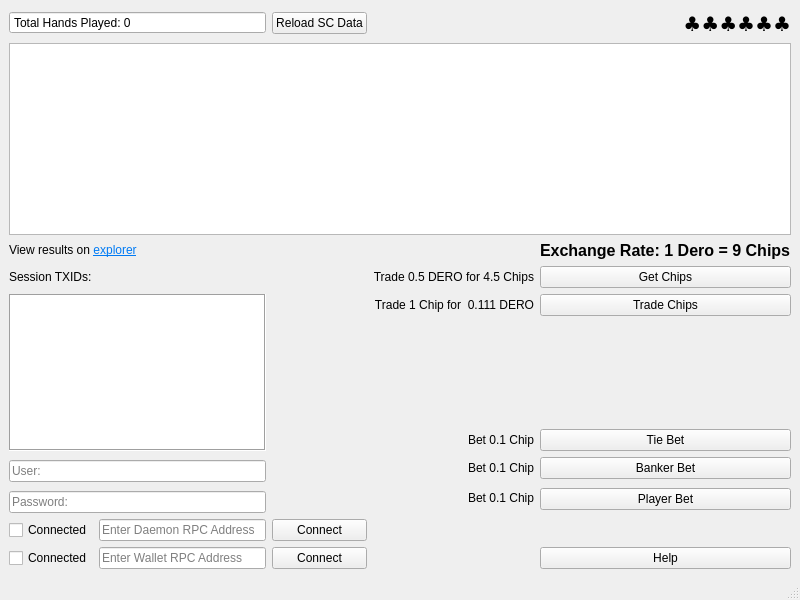
Qt form Testnet-Baccarat/mainwindow.ui (SixofClubsss/Dero-Baccarat) before a commit.
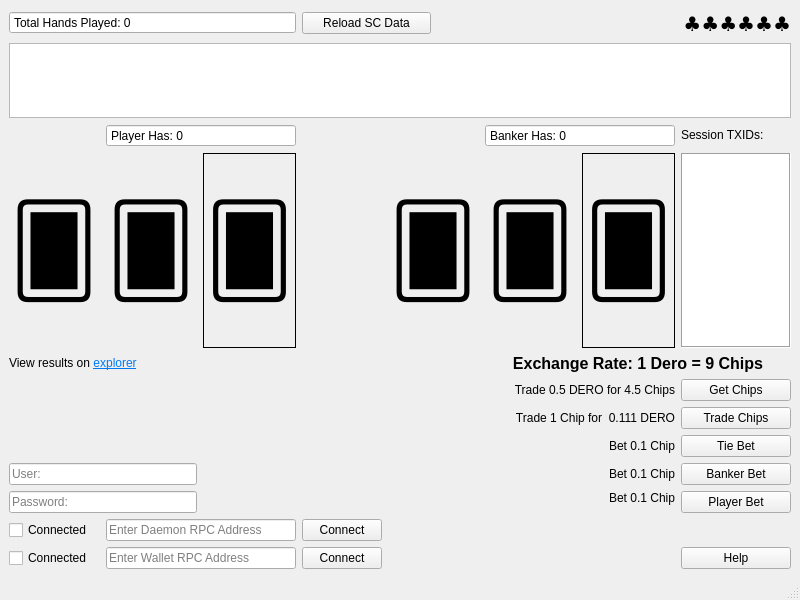
The same form after that commit.

The edit to the form file:
```diff
--- a/Testnet-Baccarat/mainwindow.ui
+++ b/Testnet-Baccarat/mainwindow.ui
@@ -24,17 +24,176 @@
   </property>
   <widget class="QWidget" name="centralwidget">
    <layout class="QGridLayout" name="gridLayout">
-    <item row="15" column="1">
-     <widget class="QLineEdit" name="daemonRPCinput">
+    <item row="0" column="3" colspan="2">
+     <widget class="QPushButton" name="reloadButton">
       <property name="text">
+       <string>Reload SC Data</string>
+      </property>
+     </widget>
+    </item>
+    <item row="9" column="7">
+     <widget class="QLabel" name="labelPlayerBet">
+      <property name="sizePolicy">
+       <sizepolicy hsizetype="Preferred" vsizetype="Preferred">
+        <horstretch>0</horstretch>
+        <verstretch>0</verstretch>
+       </sizepolicy>
+      </property>
+      <property name="text">
+       <string>Bet 0.1 Chip</string>
+      </property>
+      <property name="alignment">
+       <set>Qt::AlignRight|Qt::AlignTop|Qt::AlignTrailing</set>
+      </property>
+     </widget>
+    </item>
+    <item row="2" column="1" colspan="2">
+     <widget class="QDoubleSpinBox" name="playerTotalSpinBox">
+      <property name="readOnly">
+       <bool>true</bool>
+      </property>
+      <property name="buttonSymbols">
+       <enum>QAbstractSpinBox::NoButtons</enum>
+      </property>
+      <property name="prefix">
+       <string>Player Has: </string>
+      </property>
+      <property name="decimals">
+       <number>0</number>
+      </property>
+     </widget>
+    </item>
+    <item row="8" column="0" colspan="2">
+     <widget class="QLineEdit" name="userInput">
+      <property name="text">
        <string/>
       </property>
       <property name="placeholderText">
-       <string>Enter Daemon RPC Address</string>
+       <string>User:</string>
       </property>
      </widget>
     </item>
-    <item row="2" column="0" colspan="2">
+    <item row="8" column="8">
+     <widget class="QPushButton" name="bankerButton">
+      <property name="layoutDirection">
+       <enum>Qt::LeftToRight</enum>
+      </property>
+      <property name="text">
+       <string>Banker Bet</string>
+      </property>
+     </widget>
+    </item>
+    <item row="3" column="6">
+     <widget class="QLabel" name="bankerYCardLabel">
+      <property name="sizePolicy">
+       <sizepolicy hsizetype="Preferred" vsizetype="Preferred">
+        <horstretch>0</horstretch>
+        <verstretch>0</verstretch>
+       </sizepolicy>
+      </property>
+      <property name="font">
+       <font>
+        <pointsize>66</pointsize>
+       </font>
+      </property>
+      <property name="text">
+       <string>🂠</string>
+      </property>
+     </widget>
+    </item>
+    <item row="11" column="0">
+     <widget class="QCheckBox" name="walletConnectedBox">
+      <property name="enabled">
+       <bool>true</bool>
+      </property>
+      <property name="text">
+       <string>Connected</string>
+      </property>
+      <property name="checkable">
+       <bool>true</bool>
+      </property>
+      <property name="autoExclusive">
+       <bool>false</bool>
+      </property>
+     </widget>
+    </item>
+    <item row="8" column="7">
+     <widget class="QLabel" name="labelBankerBet">
+      <property name="sizePolicy">
+       <sizepolicy hsizetype="Preferred" vsizetype="Preferred">
+        <horstretch>0</horstretch>
+        <verstretch>0</verstretch>
+       </sizepolicy>
+      </property>
+      <property name="text">
+       <string>Bet 0.1 Chip</string>
+      </property>
+      <property name="alignment">
+       <set>Qt::AlignRight|Qt::AlignTrailing|Qt::AlignVCenter</set>
+      </property>
+     </widget>
+    </item>
+    <item row="9" column="0" colspan="2">
+     <widget class="QLineEdit" name="passwordInput">
+      <property name="text">
+       <string/>
+      </property>
+      <property name="echoMode">
+       <enum>QLineEdit::Password</enum>
+      </property>
+      <property name="placeholderText">
+       <string>Password:</string>
+      </property>
+     </widget>
+    </item>
+    <item row="2" column="8">
+     <widget class="QLabel" name="label">
+      <property name="sizePolicy">
+       <sizepolicy hsizetype="Fixed" vsizetype="Fixed">
+        <horstretch>0</horstretch>
+        <verstretch>0</verstretch>
+       </sizepolicy>
+      </property>
+      <property name="text">
+       <string>Session TXIDs:</string>
+      </property>
+     </widget>
+    </item>
+    <item row="3" column="7">
+     <widget class="QLabel" name="bankerZCardLabel">
+      <property name="sizePolicy">
+       <sizepolicy hsizetype="Preferred" vsizetype="Preferred">
+        <horstretch>0</horstretch>
+        <verstretch>0</verstretch>
+       </sizepolicy>
+      </property>
+      <property name="font">
+       <font>
+        <pointsize>66</pointsize>
+       </font>
+      </property>
+      <property name="frameShape">
+       <enum>QFrame::Panel</enum>
+      </property>
+      <property name="text">
+       <string>🂠</string>
+      </property>
+      <property name="alignment">
+       <set>Qt::AlignCenter</set>
+      </property>
+     </widget>
+    </item>
+    <item row="11" column="1" colspan="2">
+     <widget class="QLineEdit" name="walletRPCinput">
+      <property name="text">
+       <string/>
+      </property>
+      <property name="placeholderText">
+       <string>Enter Wallet RPC Address</string>
+      </property>
+     </widget>
+    </item>
+    <item row="0" column="0" colspan="3">
      <widget class="QDoubleSpinBox" name="dsbTotalHandsPlayed">
       <property name="enabled">
        <bool>true</bool>
@@ -59,8 +218,27 @@
       </property>
      </widget>
     </item>
-    <item row="4" column="4">
+    <item row="6" column="8">
+     <widget class="QPushButton" name="tradeChipButton">
+      <property name="sizePolicy">
+       <sizepolicy hsizetype="Minimum" vsizetype="Fixed">
+        <horstretch>0</horstretch>
+        <verstretch>0</verstretch>
+       </sizepolicy>
+      </property>
+      <property name="text">
+       <string>Trade Chips</string>
+      </property>
+     </widget>
+    </item>
+    <item row="4" column="6" colspan="3">
      <widget class="QLabel" name="label_3">
+      <property name="sizePolicy">
+       <sizepolicy hsizetype="Preferred" vsizetype="Preferred">
+        <horstretch>0</horstretch>
+        <verstretch>0</verstretch>
+       </sizepolicy>
+      </property>
       <property name="font">
        <font>
         <pointsize>12</pointsize>
@@ -72,93 +250,8 @@
       <property name="text">
        <string>Exchange Rate: 1 Dero = 9 Chips</string>
       </property>
-     </widget>
-    </item>
-    <item row="14" column="3">
-     <widget class="QLabel" name="labelPlayerBet">
-      <property name="sizePolicy">
-       <sizepolicy hsizetype="Preferred" vsizetype="Preferred">
-        <horstretch>0</horstretch>
-        <verstretch>0</verstretch>
-       </sizepolicy>
-      </property>
-      <property name="text">
-       <string>Bet 0.1 Chip</string>
-      </property>
       <property name="alignment">
-       <set>Qt::AlignRight|Qt::AlignTop|Qt::AlignTrailing</set>
-      </property>
-     </widget>
-    </item>
-    <item row="5" column="3">
-     <widget class="QLabel" name="labelGetChips">
-      <property name="sizePolicy">
-       <sizepolicy hsizetype="Preferred" vsizetype="Fixed">
-        <horstretch>0</horstretch>
-        <verstretch>0</verstretch>
-       </sizepolicy>
-      </property>
-      <property name="text">
-       <string>Trade 0.5 DERO for 4.5 Chips</string>
-      </property>
-      <property name="alignment">
-       <set>Qt::AlignRight|Qt::AlignTrailing|Qt::AlignVCenter</set>
-      </property>
-     </widget>
-    </item>
-    <item row="13" column="4" rowspan="2">
-     <widget class="QPushButton" name="playerButton">
-      <property name="text">
-       <string>Player Bet</string>
-      </property>
-     </widget>
-    </item>
-    <item row="12" column="0" rowspan="2" colspan="2">
-     <widget class="QLineEdit" name="userInput">
-      <property name="text">
-       <string/>
-      </property>
-      <property name="placeholderText">
-       <string>User:</string>
-      </property>
-     </widget>
-    </item>
-    <item row="8" column="3">
-     <widget class="QLabel" name="labelTradeChips">
-      <property name="text">
-       <string>Trade 1 Chip for  0.111 DERO</string>
-      </property>
-      <property name="alignment">
-       <set>Qt::AlignRight|Qt::AlignTrailing|Qt::AlignVCenter</set>
-      </property>
-     </widget>
-    </item>
-    <item row="14" column="0" colspan="2">
-     <widget class="QLineEdit" name="passwordInput">
-      <property name="text">
-       <string/>
-      </property>
-      <property name="echoMode">
-       <enum>QLineEdit::Password</enum>
-      </property>
-      <property name="placeholderText">
-       <string>Password:</string>
-      </property>
-     </widget>
-    </item>
-    <item row="11" column="3">
-     <widget class="QLabel" name="labelTieBet">
-      <property name="sizePolicy">
-       <sizepolicy hsizetype="Preferred" vsizetype="Preferred">
-        <horstretch>0</horstretch>
-        <verstretch>0</verstretch>
-       </sizepolicy>
-      </property>
-      <property name="text">
-       <string>Bet 0.1 Chip</string>
-      </property>
-      <property name="alignment">
-       <set>Qt::AlignRight|Qt::AlignTrailing|Qt::AlignVCenter</set>
+       <set>Qt::AlignCenter</set>
       </property>
      </widget>
     </item>
@@ -178,106 +271,67 @@
       </property>
      </widget>
     </item>
-    <item row="11" column="4">
-     <widget class="QPushButton" name="tieButton">
-      <property name="text">
-       <string>Tie Bet</string>
+    <item row="3" column="8">
+     <widget class="QTextBrowser" name="logTextBrowser">
+      <property name="sizePolicy">
+       <sizepolicy hsizetype="Expanding" vsizetype="Expanding">
+        <horstretch>0</horstretch>
+        <verstretch>120</verstretch>
+       </sizepolicy>
       </property>
-     </widget>
-    </item>
-    <item row="15" column="0">
-     <widget class="QCheckBox" name="daemonConnectedBox">
-      <property name="enabled">
-       <bool>true</bool>
+      <property name="sizeIncrement">
+       <size>
+        <width>0</width>
+        <height>0</height>
+       </size>
       </property>
-      <property name="text">
-       <string>Connected</string>
+      <property name="frameShape">
+       <enum>QFrame::Box</enum>
       </property>
-      <property name="checkable">
-       <bool>true</bool>
-      </property>
-      <property name="autoExclusive">
-       <bool>false</bool>
-      </property>
      </widget>
     </item>
-    <item row="2" column="2">
-     <widget class="QPushButton" name="reloadButton">
-      <property name="text">
-       <string>Reload SC Data</string>
-      </property>
-     </widget>
-    </item>
-    <item row="5" column="4">
-     <widget class="QPushButton" name="getChipButton">
-      <property name="text">
-       <string>Get Chips</string>
-      </property>
-     </widget>
-    </item>
-    <item row="12" column="4">
-     <widget class="QPushButton" name="bankerButton">
-      <property name="layoutDirection">
-       <enum>Qt::LeftToRight</enum>
-      </property>
-      <property name="text">
-       <string>Banker Bet</string>
-      </property>
-     </widget>
-    </item>
-    <item row="8" column="4">
-     <widget class="QPushButton" name="tradeChipButton">
+    <item row="3" column="4" colspan="2">
+     <widget class="QLabel" name="bankerXCardLabel">
       <property name="sizePolicy">
-       <sizepolicy hsizetype="Minimum" vsizetype="Fixed">
+       <sizepolicy hsizetype="Preferred" vsizetype="Preferred">
         <horstretch>0</horstretch>
         <verstretch>0</verstretch>
        </sizepolicy>
       </property>
-      <property name="text">
-       <string>Trade Chips</string>
+      <property name="font">
+       <font>
+        <pointsize>66</pointsize>
+       </font>
       </property>
-     </widget>
-    </item>
-    <item row="16" column="1">
-     <widget class="QLineEdit" name="walletRPCinput">
       <property name="text">
-       <string/>
+       <string>🂠</string>
       </property>
-      <property name="placeholderText">
-       <string>Enter Wallet RPC Address</string>
-      </property>
      </widget>
     </item>
-    <item row="16" column="0">
-     <widget class="QCheckBox" name="walletConnectedBox">
-      <property name="enabled">
+    <item row="2" column="6" colspan="2">
+     <widget class="QDoubleSpinBox" name="bankerTotalSpinBox">
+      <property name="readOnly">
        <bool>true</bool>
       </property>
-      <property name="text">
-       <string>Connected</string>
+      <property name="buttonSymbols">
+       <enum>QAbstractSpinBox::NoButtons</enum>
       </property>
-      <property name="checkable">
-       <bool>true</bool>
+      <property name="prefix">
+       <string>Banker Has: </string>
       </property>
-      <property name="autoExclusive">
-       <bool>false</bool>
+      <property name="decimals">
+       <number>0</number>
       </property>
      </widget>
     </item>
-    <item row="16" column="4">
-     <widget class="QPushButton" name="helpButton">
-      <property name="sizePolicy">
-       <sizepolicy hsizetype="Expanding" vsizetype="Fixed">
-        <horstretch>0</horstretch>
-        <verstretch>0</verstretch>
-       </sizepolicy>
-      </property>
+    <item row="9" column="8">
+     <widget class="QPushButton" name="playerButton">
       <property name="text">
-       <string>Help</string>
+       <string>Player Bet</string>
       </property>
      </widget>
     </item>
-    <item row="3" column="0" colspan="5">
+    <item row="1" column="0" colspan="9">
      <widget class="QTextBrowser" name="textBrowser">
       <property name="sizePolicy">
        <sizepolicy hsizetype="MinimumExpanding" vsizetype="Fixed">
@@ -285,6 +339,18 @@
         <verstretch>0</verstretch>
        </sizepolicy>
       </property>
+      <property name="maximumSize">
+       <size>
+        <width>16777215</width>
+        <height>75</height>
+       </size>
+      </property>
+      <property name="sizeIncrement">
+       <size>
+        <width>0</width>
+        <height>0</height>
+       </size>
+      </property>
       <property name="font">
        <font>
         <pointsize>12</pointsize>
@@ -304,69 +370,97 @@
       </property>
      </widget>
     </item>
-    <item row="5" column="0" colspan="2">
-     <widget class="QLabel" name="label">
-      <property name="sizePolicy">
-       <sizepolicy hsizetype="Fixed" vsizetype="Fixed">
-        <horstretch>0</horstretch>
-        <verstretch>0</verstretch>
-       </sizepolicy>
-      </property>
-      <property name="text">
-       <string>Session TXIDs:</string>
-      </property>
-     </widget>
-    </item>
-    <item row="15" column="2">
-     <widget class="QPushButton" name="daemonRPCbutton">
-      <property name="text">
-       <string>Connect</string>
-      </property>
-     </widget>
-    </item>
-    <item row="8" column="0" rowspan="4" colspan="2">
-     <widget class="QTextBrowser" name="logTextBrowser">
-      <property name="sizePolicy">
-       <sizepolicy hsizetype="Expanding" vsizetype="Expanding">
-        <horstretch>0</horstretch>
-        <verstretch>120</verstretch>
-       </sizepolicy>
-      </property>
-      <property name="sizeIncrement">
-       <size>
-        <width>0</width>
-        <height>0</height>
-       </size>
-      </property>
-      <property name="frameShape">
-       <enum>QFrame::Box</enum>
-      </property>
-     </widget>
-    </item>
-    <item row="12" column="3">
-     <widget class="QLabel" name="labelBankerBet">
+    <item row="3" column="1">
+     <widget class="QLabel" name="playerYCardLabel">
       <property name="sizePolicy">
        <sizepolicy hsizetype="Preferred" vsizetype="Preferred">
         <horstretch>0</horstretch>
         <verstretch>0</verstretch>
        </sizepolicy>
       </property>
+      <property name="font">
+       <font>
+        <pointsize>66</pointsize>
+       </font>
+      </property>
       <property name="text">
-       <string>Bet 0.1 Chip</string>
+       <string>🂠</string>
+      </property>
+     </widget>
+    </item>
+    <item row="5" column="5" colspan="3">
+     <widget class="QLabel" name="labelGetChips">
+      <property name="sizePolicy">
+       <sizepolicy hsizetype="Preferred" vsizetype="Fixed">
+        <horstretch>0</horstretch>
+        <verstretch>0</verstretch>
+       </sizepolicy>
+      </property>
+      <property name="text">
+       <string>Trade 0.5 DERO for 4.5 Chips</string>
       </property>
       <property name="alignment">
        <set>Qt::AlignRight|Qt::AlignTrailing|Qt::AlignVCenter</set>
       </property>
      </widget>
     </item>
-    <item row="16" column="2">
+    <item row="11" column="3">
      <widget class="QPushButton" name="walletRPCbutton">
       <property name="text">
        <string>Connect</string>
       </property>
      </widget>
     </item>
-    <item row="2" column="4">
+    <item row="10" column="1" colspan="2">
+     <widget class="QLineEdit" name="daemonRPCinput">
+      <property name="text">
+       <string/>
+      </property>
+      <property name="placeholderText">
+       <string>Enter Daemon RPC Address</string>
+      </property>
+     </widget>
+    </item>
+    <item row="10" column="0">
+     <widget class="QCheckBox" name="daemonConnectedBox">
+      <property name="enabled">
+       <bool>true</bool>
+      </property>
+      <property name="text">
+       <string>Connected</string>
+      </property>
+      <property name="checkable">
+       <bool>true</bool>
+      </property>
+      <property name="autoExclusive">
+       <bool>false</bool>
+      </property>
+     </widget>
+    </item>
+    <item row="7" column="8">
+     <widget class="QPushButton" name="tieButton">
+      <property name="text">
+       <string>Tie Bet</string>
+      </property>
+     </widget>
+    </item>
+    <item row="7" column="7">
+     <widget class="QLabel" name="labelTieBet">
+      <property name="sizePolicy">
+       <sizepolicy hsizetype="Preferred" vsizetype="Preferred">
+        <horstretch>0</horstretch>
+        <verstretch>0</verstretch>
+       </sizepolicy>
+      </property>
+      <property name="text">
+       <string>Bet 0.1 Chip</string>
+      </property>
+      <property name="alignment">
+       <set>Qt::AlignRight|Qt::AlignTrailing|Qt::AlignVCenter</set>
+      </property>
+     </widget>
+    </item>
+    <item row="0" column="8">
      <widget class="QLabel" name="clubsLabel2">
       <property name="palette">
        <palette>
@@ -421,6 +515,85 @@
       </property>
      </widget>
     </item>
+    <item row="6" column="5" colspan="3">
+     <widget class="QLabel" name="labelTradeChips">
+      <property name="text">
+       <string>Trade 1 Chip for  0.111 DERO</string>
+      </property>
+      <property name="alignment">
+       <set>Qt::AlignRight|Qt::AlignTrailing|Qt::AlignVCenter</set>
+      </property>
+     </widget>
+    </item>
+    <item row="3" column="2">
+     <widget class="QLabel" name="playerZCardLabel">
+      <property name="sizePolicy">
+       <sizepolicy hsizetype="Preferred" vsizetype="Preferred">
+        <horstretch>0</horstretch>
+        <verstretch>0</verstretch>
+       </sizepolicy>
+      </property>
+      <property name="font">
+       <font>
+        <pointsize>66</pointsize>
+       </font>
+      </property>
+      <property name="frameShape">
+       <enum>QFrame::Panel</enum>
+      </property>
+      <property name="text">
+       <string>🂠</string>
+      </property>
+      <property name="alignment">
+       <set>Qt::AlignCenter</set>
+      </property>
+     </widget>
+    </item>
+    <item row="5" column="8">
+     <widget class="QPushButton" name="getChipButton">
+      <property name="text">
+       <string>Get Chips</string>
+      </property>
+     </widget>
+    </item>
+    <item row="11" column="8">
+     <widget class="QPushButton" name="helpButton">
+      <property name="sizePolicy">
+       <sizepolicy hsizetype="Expanding" vsizetype="Fixed">
+        <horstretch>0</horstretch>
+        <verstretch>0</verstretch>
+       </sizepolicy>
+      </property>
+      <property name="text">
+       <string>Help</string>
+      </property>
+     </widget>
+    </item>
+    <item row="10" column="3">
+     <widget class="QPushButton" name="daemonRPCbutton">
+      <property name="text">
+       <string>Connect</string>
+      </property>
+     </widget>
+    </item>
+    <item row="3" column="0">
+     <widget class="QLabel" name="playerXCardLabel">
+      <property name="sizePolicy">
+       <sizepolicy hsizetype="Preferred" vsizetype="Preferred">
+        <horstretch>0</horstretch>
+        <verstretch>0</verstretch>
+       </sizepolicy>
+      </property>
+      <property name="font">
+       <font>
+        <pointsize>66</pointsize>
+       </font>
+      </property>
+      <property name="text">
+       <string>🂠</string>
+      </property>
+     </widget>
+    </item>
    </layout>
   </widget>
   <widget class="QMenuBar" name="menubar">
```
